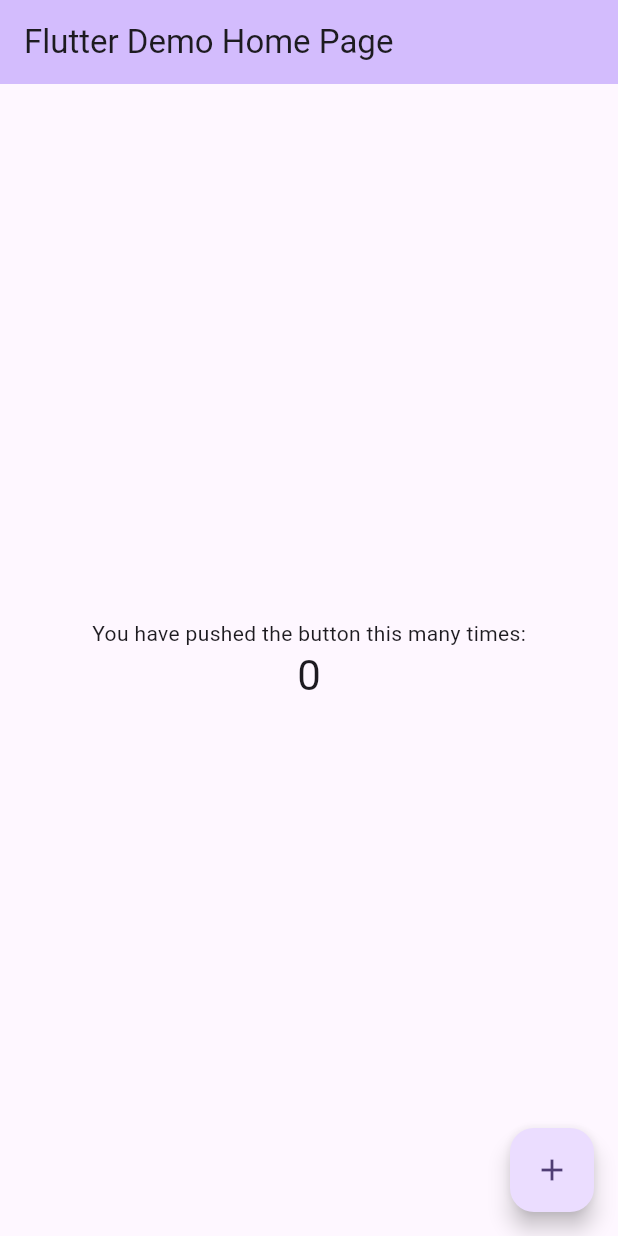
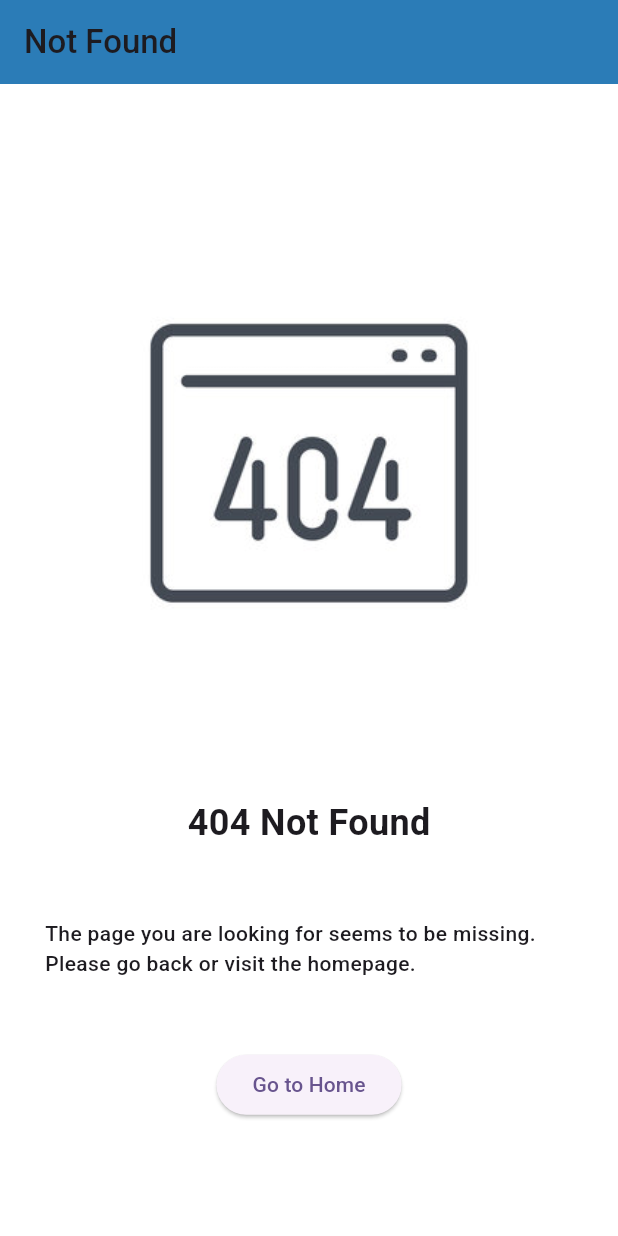
Before and after one commit to nurgulsezgin/Flutter-Odevleri-ISKI, a Flutter app: the screen it shows after launch, on a phone screen of 412 x 824 dp. Run offline on Flutter 3.47's test engine with Material 3 defaults, Android fonts, the light colour scheme and no system bars.

Commit message:
- Ödev 3 eklendi - 404 sayfası örneği yapıldı - Örnek yazı stili eklendi - Örnek resim eklendi - Renk paleti eklendi

```diff
--- a/lib/main.dart
+++ b/lib/main.dart
@@ -1,4 +1,5 @@
 import 'package:flutter/material.dart';
+import 'package:nsezgin_odevler/odev_3/odev_3.dart';
 
 void main() {
   runApp(const MyApp());
@@ -6,117 +7,13 @@ void main() {
 
 class MyApp extends StatelessWidget {
   const MyApp({super.key});
-
-  // This widget is the root of your application.
   @override
   Widget build(BuildContext context) {
     return MaterialApp(
-      title: 'Flutter Demo',
-      theme: ThemeData(
-        // This is the theme of your application.
-        //
-        // TRY THIS: Try running your application with "flutter run". You'll see
-        // the application has a purple toolbar. Then, without quitting the app,
-        // try changing the seedColor in the colorScheme below to Colors.green
-        // and then invoke "hot reload" (save your changes or press the "hot
-        // reload" button in a Flutter-supported IDE, or press "r" if you used
-        // the command line to start the app).
-        //
-        // Notice that the counter didn't reset back to zero; the application
-        // state is not lost during the reload. To reset the state, use hot
-        // restart instead.
-        //
-        // This works for code too, not just values: Most code changes can be
-        // tested with just a hot reload.
-        colorScheme: ColorScheme.fromSeed(seedColor: Colors.deepPurple),
-      ),
-      home: const MyHomePage(title: 'Flutter Demo Home Page'),
+      title: 'ÖDEVLER',
+      theme: ThemeData(),
+      debugShowCheckedModeBanner: false,
+      home: const Odev3(),
     );
   }
 }
-
-class MyHomePage extends StatefulWidget {
-  const MyHomePage({super.key, required this.title});
-
-  // This widget is the home page of your application. It is stateful, meaning
-  // that it has a State object (defined below) that contains fields that affect
-  // how it looks.
-
-  // This class is the configuration for the state. It holds the values (in this
-  // case the title) provided by the parent (in this case the App widget) and
-  // used by the build method of the State. Fields in a Widget subclass are
-  // always marked "final".
-
-  final String title;
-
-  @override
-  State<MyHomePage> createState() => _MyHomePageState();
-}
-
-class _MyHomePageState extends State<MyHomePage> {
-  int _counter = 0;
-
-  void _incrementCounter() {
-    setState(() {
-      // This call to setState tells the Flutter framework that something has
-      // changed in this State, which causes it to rerun the build method below
-      // so that the display can reflect the updated values. If we changed
-      // _counter without calling setState(), then the build method would not be
-      // called again, and so nothing would appear to happen.
-      _counter++;
-    });
-  }
-
-  @override
-  Widget build(BuildContext context) {
-    // This method is rerun every time setState is called, for instance as done
-    // by the _incrementCounter method above.
-    //
-    // The Flutter framework has been optimized to make rerunning build methods
-    // fast, so that you can just rebuild anything that needs updating rather
-    // than having to individually change instances of widgets.
-    return Scaffold(
-      appBar: AppBar(
-        // TRY THIS: Try changing the color here to a specific color (to
-        // Colors.amber, perhaps?) and trigger a hot reload to see the AppBar
-        // change color while the other colors stay the same.
-        backgroundColor: Theme.of(context).colorScheme.inversePrimary,
-        // Here we take the value from the MyHomePage object that was created by
-        // the App.build method, and use it to set our appbar title.
-        title: Text(widget.title),
-      ),
-      body: Center(
-        // Center is a layout widget. It takes a single child and positions it
-        // in the middle of the parent.
-        child: Column(
-          // Column is also a layout widget. It takes a list of children and
-          // arranges them vertically. By default, it sizes itself to fit its
-          // children horizontally, and tries to be as tall as its parent.
-          //
-          // Column has various properties to control how it sizes itself and
-          // how it positions its children. Here we use mainAxisAlignment to
-          // center the children vertically; the main axis here is the vertical
-          // axis because Columns are vertical (the cross axis would be
-          // horizontal).
-          //
-          // TRY THIS: Invoke "debug painting" (choose the "Toggle Debug Paint"
-          // action in the IDE, or press "p" in the console), to see the
-          // wireframe for each widget.
-          mainAxisAlignment: MainAxisAlignment.center,
-          children: <Widget>[
-            const Text('You have pushed the button this many times:'),
-            Text(
-              '$_counter',
-              style: Theme.of(context).textTheme.headlineMedium,
-            ),
-          ],
-        ),
-      ),
-      floatingActionButton: FloatingActionButton(
-        onPressed: _incrementCounter,
-        tooltip: 'Increment',
-        child: const Icon(Icons.add),
-      ), // This trailing comma makes auto-formatting nicer for build methods.
-    );
-  }
-}
--- /dev/null
+++ b/lib/odev_3/notfound_page.dart
@@ -0,0 +1,50 @@
+import 'package:flutter/material.dart';
+import 'package:nsezgin_odevler/theme/constant_colors.dart';
+
+class NotfoundPage extends StatefulWidget {
+  const NotfoundPage({super.key});
+
+  @override
+  State<NotfoundPage> createState() => _NotfoundPageState();
+}
+
+class _NotfoundPageState extends State<NotfoundPage> {
+  @override
+  Widget build(BuildContext context) {
+    return Scaffold(
+      backgroundColor: Color.fromARGB(255, 255, 255, 255),
+      appBar: AppBar(
+        title: const Text('Not Found'),
+        backgroundColor: ConstantColors.mainBlue,
+      ),
+      body: Padding(
+        padding: const EdgeInsets.all(30.0),
+        child: Column(
+          mainAxisAlignment: MainAxisAlignment.spaceEvenly,
+          children: [
+            Center(child: Image.asset('assets/images/404_notfound.jpg')),
+            Center(
+              child: Text(
+                '404 Not Found',
+                style: TextStyle(
+                  fontSize: 24,
+                  fontWeight: FontWeight.w700,
+                  fontFamily: 'Roboto',
+                ),
+              ),
+            ),
+            Text(
+              "The page you are looking for seems to be missing. Please go back or visit the homepage.",
+            ),
+            ElevatedButton(
+              onPressed: () {
+                Navigator.pushNamed(context, '/');
+              },
+              child: const Text('Go to Home'),
+            ),
+          ],
+        ),
+      ),
+    );
+  }
+}
--- /dev/null
+++ b/lib/odev_3/odev_3.dart
@@ -0,0 +1,22 @@
+import 'package:flutter/material.dart';
+import 'package:nsezgin_odevler/odev_3/notfound_page.dart';
+
+void main() {
+  runApp(const Odev3());
+}
+
+class Odev3 extends StatelessWidget {
+  const Odev3({super.key});
+
+  @override
+  Widget build(BuildContext context) {
+    return MaterialApp(
+      title: 'Flutter Demo',
+      debugShowCheckedModeBanner: false,
+      theme: ThemeData(
+        colorScheme: ColorScheme.fromSeed(seedColor: Colors.deepPurple),
+      ),
+      home: const NotfoundPage(),
+    );
+  }
+}
--- /dev/null
+++ b/lib/theme/constant_colors.dart
@@ -0,0 +1,8 @@
+import 'package:flutter/material.dart';
+
+class ConstantColors {
+  static const Color mainBlue = Color(0xFF2B7CB7); //RGB(43, 124, 183)
+  static const Color mainBlueDeep = Color(0xFF2D417D); // RGB(45, 65, 125)
+  static const Color accentBlue = Color(0xFF11159A); // RGB(17,21,154)
+  static const Color mainBlack = Color(0xFF2B7CB7); // RGB(43, 124, 183)
+}
```
Also changed, not shown: pubspec.yaml (+26 -0 lines), assets/fonts/HelveticaNeueLTProBd.otf (added), assets/fonts/HelveticaNeueLTProLt.otf (added), assets/fonts/HelveticaNeueLTProMd.otf (added), assets/fonts/Pacifico-Regular.ttf (added), assets/fonts/Roboto-Bold.ttf (added), assets/fonts/Roboto-Light.ttf (added), assets/fonts/Roboto-Medium.ttf (added), assets/images/404_notfound.jpg (added), assets/images/oops.jpg (added).
